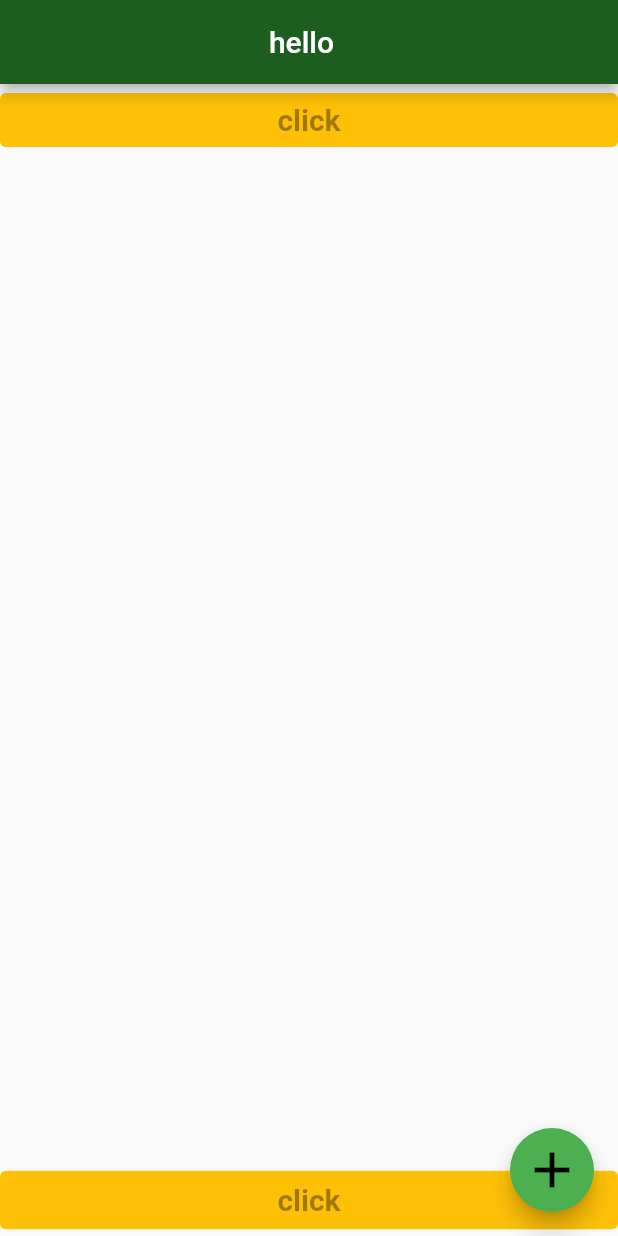
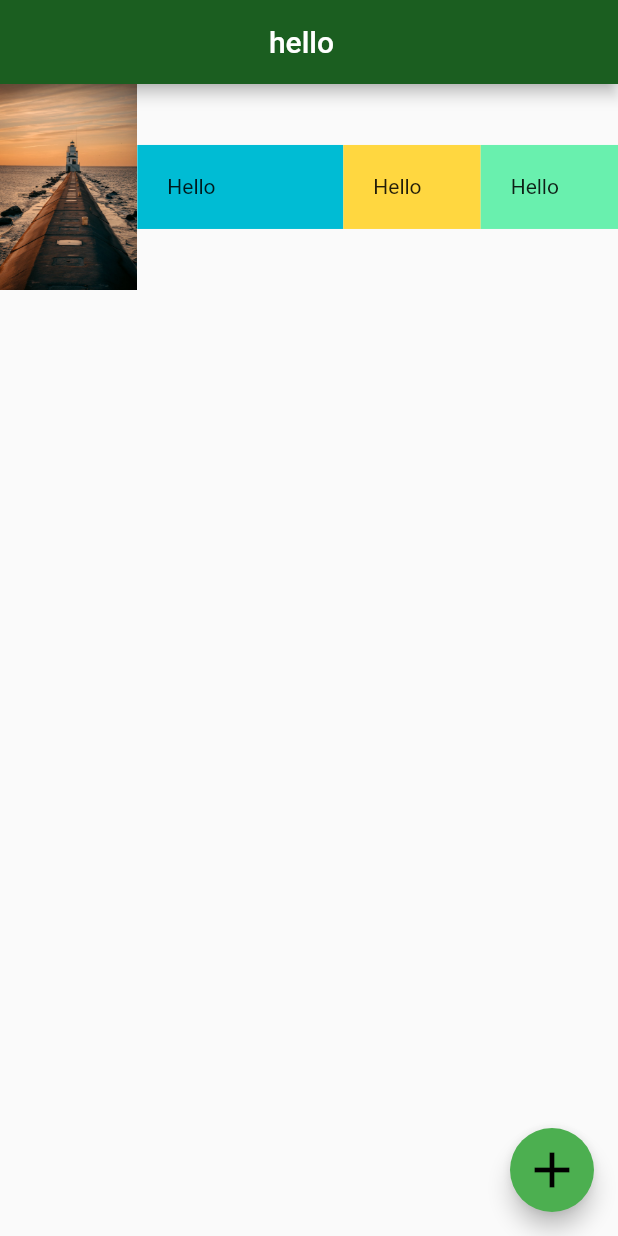
Before and after one commit to animeshxd/learning-flutter, a Flutter app: the screen it shows after launch, on a phone screen of 412 x 824 dp. Run offline on Flutter 3.47's test engine with Material 2 defaults, Android fonts, the phone set to English and light mode, and no system bars.

Commit message:
Expanded

```diff
--- a/lib/main.dart
+++ b/lib/main.dart
@@ -22,41 +22,35 @@ class App extends StatelessWidget {
         backgroundColor: Colors.green[900],
       ),
 
-      body: Column(
-        crossAxisAlignment: CrossAxisAlignment.stretch,
-        mainAxisAlignment: MainAxisAlignment.spaceBetween,
-        children:  <Widget>[
-
-           ElevatedButton(
-            onPressed: null,
-            child: const Text(
-              "click",
-              style: TextStyle(
-                fontSize: 20,
-                fontWeight: FontWeight.bold,
-
-                ),
-              ),
-              style: ButtonStyle(
-                backgroundColor: MaterialStateProperty.all<Color>((Colors.amber))
-              ),
+      body: Row(
+        children: [
+          Expanded(
+            flex: 2,
+            child: Image.asset("assets/pexels-photo-1535162.jpeg")),
+          Expanded(
+            flex: 3,
+            child: Container(
+              padding: const EdgeInsets.all(20),
+              child: const Text("Hello"),
+              color: Colors.cyan,
             ),
-          TextButton(
-            onPressed: null,
-            child: const Text(
-              "click",
-              style: TextStyle(
-                fontSize: 20,
-                fontWeight: FontWeight.bold,
-
-                ),
-              ),
-              style: ButtonStyle(
-                backgroundColor: MaterialStateProperty.all<Color>((Colors.amber))
-              ),
+          ),
+          Expanded(
+            flex: 2,
+            child: Container(
+              padding: const EdgeInsets.all(20),
+              child: const Text("Hello"),
+              color: Colors.amberAccent,
             ),
-
-
+          ),
+          Expanded(
+            flex: 2,
+            child: Container(
+              padding: const EdgeInsets.all(20),
+              child: const Text("Hello"),
+              color: Colors.greenAccent,
+            ),
+          )
         ],
       ),
 
```
